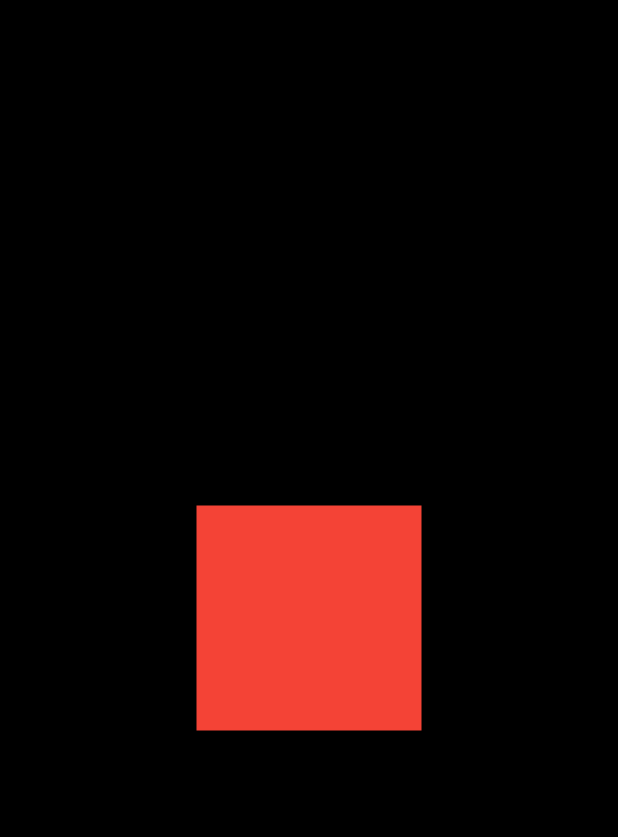
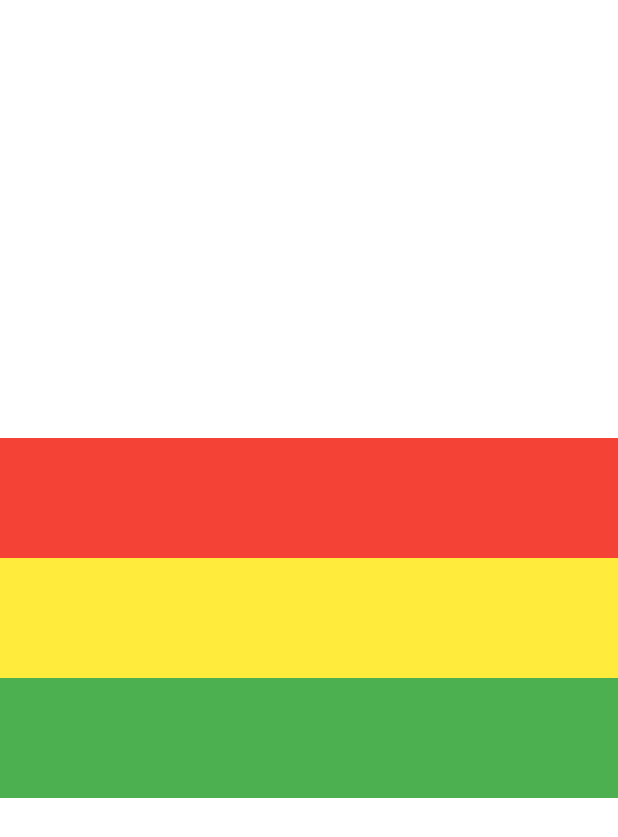
Before and after one commit to ddasdkimo/flutter_practice, a Flutter app: the screen it shows after launch, on a phone screen of 412 x 824 dp. Shown: the top 837 px of the screen. Run offline on Flutter 3.47's test engine with Material 2 defaults, Android fonts, the phone set to English and light mode, and no system bars.

Commit message:
add column_test

```diff
--- a/lib/main.dart
+++ b/lib/main.dart
@@ -1,5 +1,6 @@
 import 'package:flutter/material.dart';
 import 'package:flutter_practice/page/center_test.dart';
+import 'package:flutter_practice/page/column_test.dart';
 import 'package:flutter_practice/page/container_test.dart';
 import 'package:flutter_practice/page/row_test.dart';
 
@@ -18,7 +19,8 @@ class MyApp extends StatelessWidget {
       ),
       // home: ContainerTest(),
       // home: RowTest(),
-      home: CenterTest(),
+      // home: CenterTest(),
+      home: ColumnTest(),
     );
   }
 }
--- /dev/null
+++ b/lib/page/column_test.dart
@@ -0,0 +1,40 @@
+import 'package:flutter/cupertino.dart';
+import 'package:flutter/material.dart';
+
+class ColumnTest extends StatelessWidget {
+  const ColumnTest({Key key}) : super(key: key);
+
+  @override
+  Widget build(BuildContext context) {
+    return Center(
+      child: Container(
+        color: Colors.black,
+        child: Column(
+          mainAxisAlignment: MainAxisAlignment.spaceEvenly, //上下的對齊方式
+          mainAxisSize: MainAxisSize.min, //外在約束條件下，剩餘空間的使用方式
+          crossAxisAlignment: CrossAxisAlignment.stretch, //左右兩邊的對齊方式
+          children: [
+            Container(
+              padding: const EdgeInsets.all(0.0),
+              color: Colors.red,
+              width: 80.0,
+              height: 80.0,
+            ),
+            Container(
+              padding: const EdgeInsets.all(0.0),
+              color: Colors.yellow,
+              width: 80.0,
+              height: 80.0,
+            ),
+            Container(
+              padding: const EdgeInsets.all(0.0),
+              color: Colors.green,
+              width: 80.0,
+              height: 80.0,
+            ),
+          ],
+        ),
+      ),
+    );
+  }
+}
```
